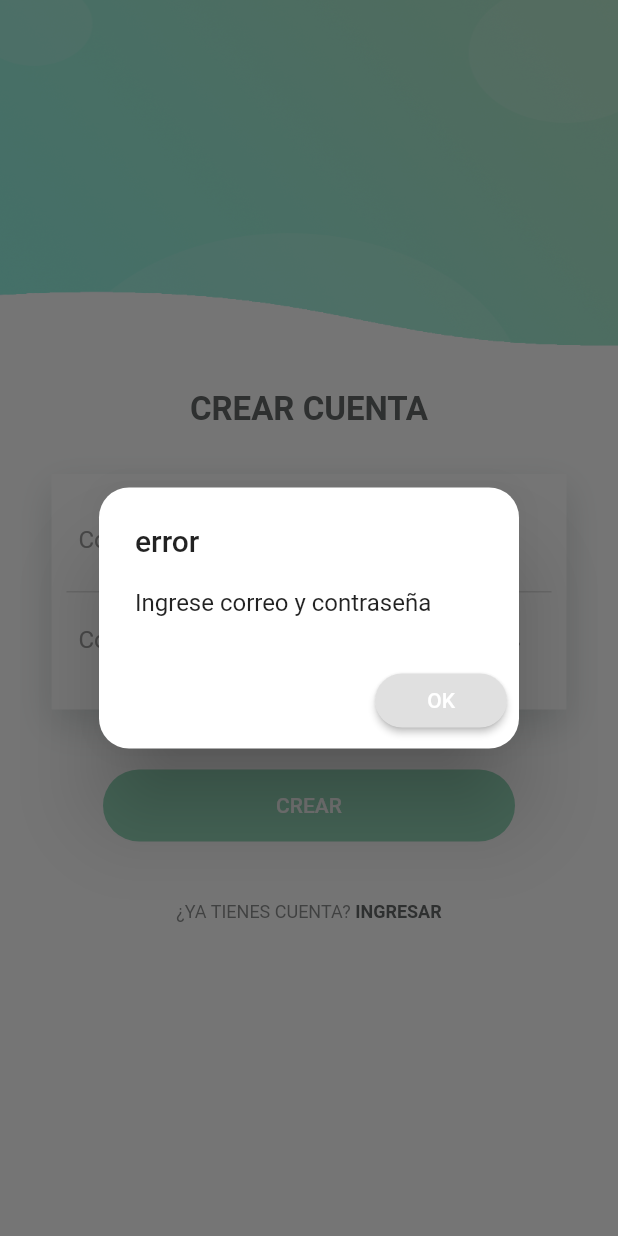
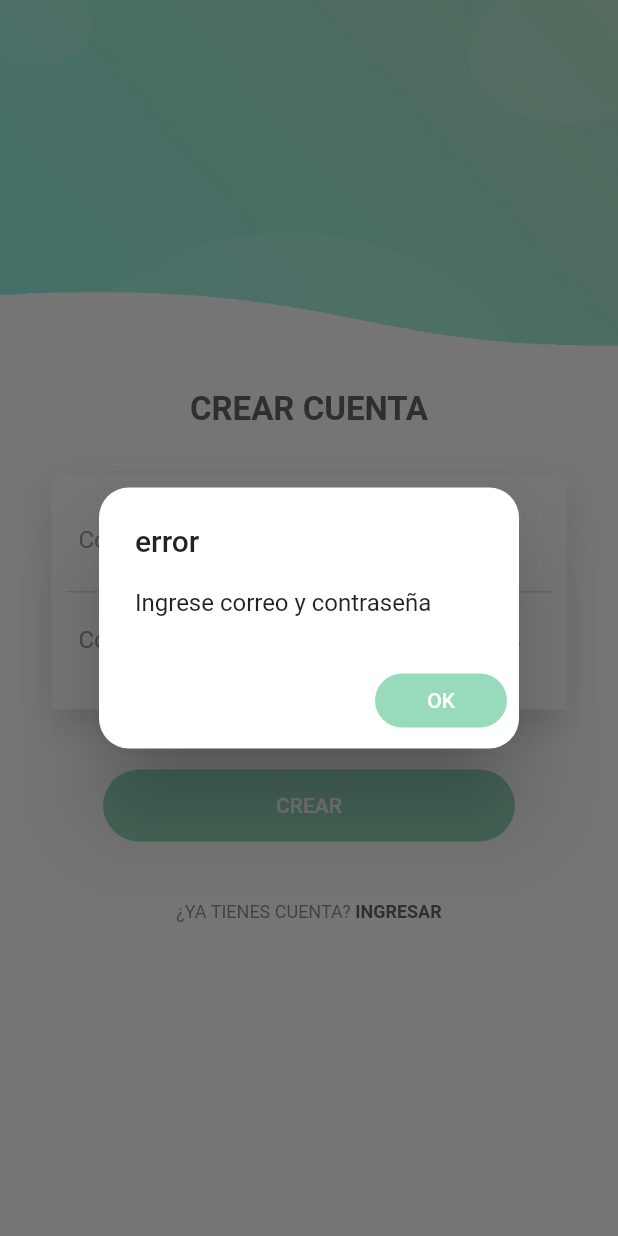
Before and after one commit to arrecis59/ui-client, a Flutter app: the RegisterPage screen opened by its route, after a tap on "CREAR", on a phone screen of 412 x 824 dp. Run offline on Flutter 3.47's test engine with Material 2 defaults, Android fonts, the light colour scheme and no system bars; our stand-ins replace image_picker, shared_preferences; missing offline and left inert: mime_type; accounts and stored records are empty; statements that could not run were skipped.

Commit message:
cambio de color a alerta de utilities

```diff
--- a/lib/src/utils/utils.dart
+++ b/lib/src/utils/utils.dart
@@ -19,7 +19,7 @@ void mostrarAlerta(BuildContext context, String message, String type) {
               RoundedRectangleBorder(borderRadius: BorderRadius.circular(20)),
           actions: <Widget>[
             Container(
-              child: RaisedButton(
+              child: FlatButton(
                 child: Text(
                   'ok'.toUpperCase(),
                   style: TextStyle(color: Colors.white),
@@ -29,6 +29,7 @@ void mostrarAlerta(BuildContext context, String message, String type) {
                 onPressed: () {
                   Navigator.of(context).pop();
                 },
+                color: Color.fromRGBO(47, 181, 121, 0.5),
               ),
             )
           ],
```
